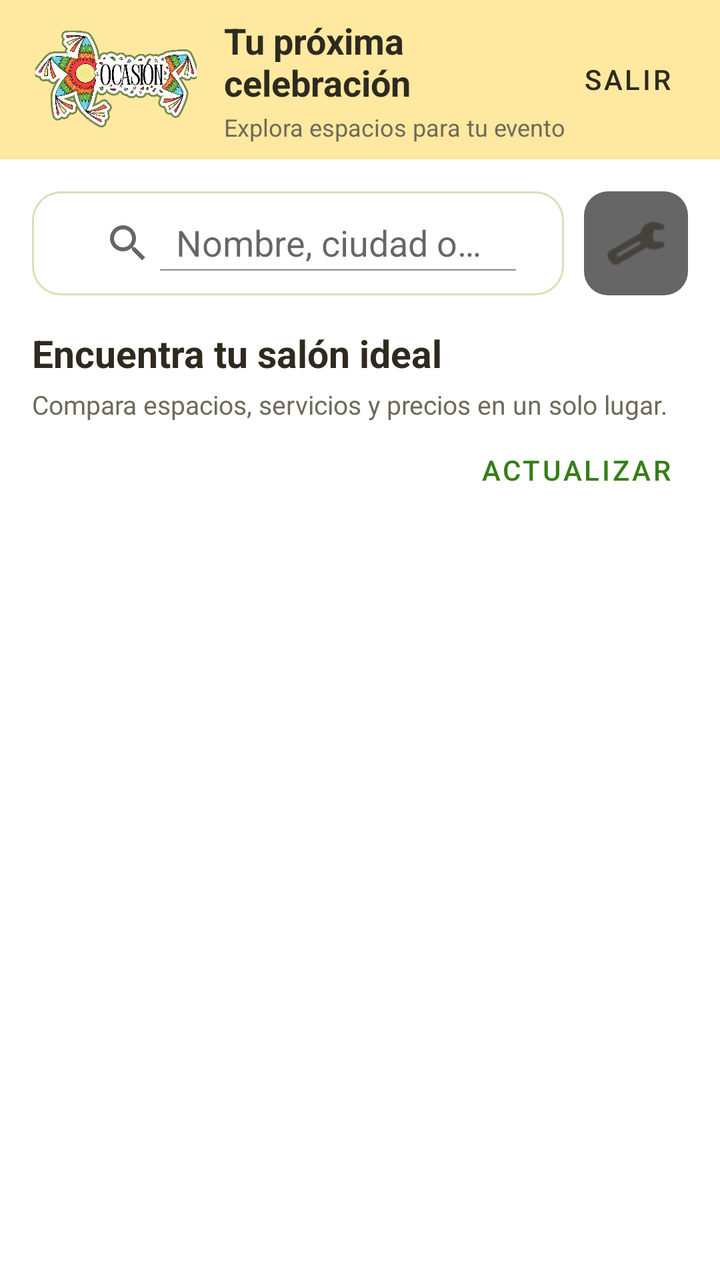
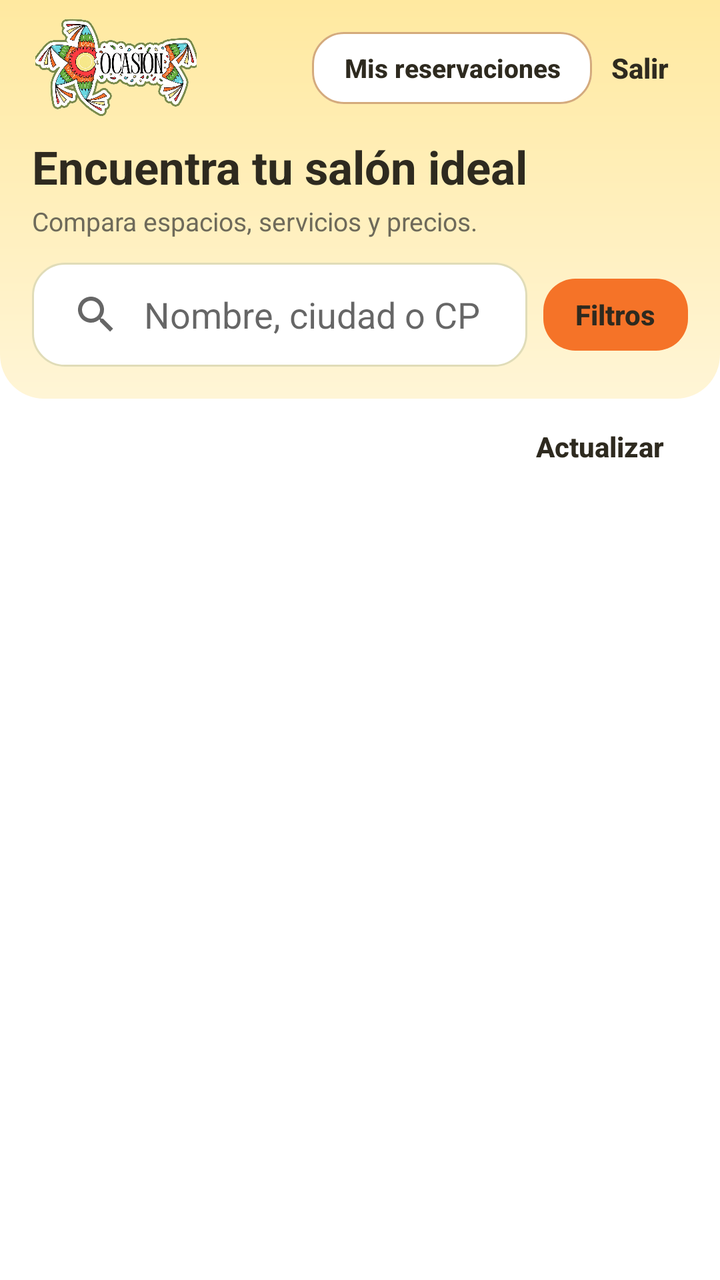

Before-and-after screenshots of an Android layout around one commit, followed by the original layout XML and the change that was made.
<!-- AndroidManifest.xml: application theme Theme.Ocasion_mobil_v2 -->
<!-- res/layout/cliente_menu_principal.xml -->
<?xml version="1.0" encoding="utf-8"?>
<LinearLayout
    xmlns:android="http://schemas.android.com/apk/res/android"
    xmlns:app="http://schemas.android.com/apk/res-auto"
    android:layout_width="match_parent"
    android:layout_height="match_parent"
    android:orientation="vertical"
    android:fitsSystemWindows="true"
    android:background="@color/bg_general">
    <LinearLayout
        android:layout_width="match_parent"
        android:layout_height="wrap_content"
        android:orientation="horizontal"
        android:gravity="center_vertical"
        android:paddingHorizontal="16dp"
        android:paddingVertical="8dp"
        android:background="@color/header_footer_light">
        <include
            layout="@layout/logo_barra_propietario" />
        <LinearLayout
            android:layout_width="0dp"
            android:layout_height="wrap_content"
            android:layout_weight="1"
            android:orientation="vertical"
            android:layout_marginStart="12dp">
            <TextView
                style="@style/ClienteTitulo"
                android:text="Tu próxima celebración"
                android:textSize="18sp" />
            <TextView
                style="@style/ClienteTexto"
                android:text="Explora espacios para tu evento"
                android:textSize="12sp"
                android:layout_marginTop="2dp" />
        </LinearLayout>
        <com.google.android.material.button.MaterialButton
            android:id="@+id/btnCerrarSesionCliente"
            style="@style/Widget.MaterialComponents.Button.TextButton"
            android:layout_width="wrap_content"
            android:layout_height="wrap_content"
            android:minWidth="48dp"
            android:text="Salir"
            android:contentDescription="Cerrar sesión"
            android:textColor="@color/texto_principal" />
    </LinearLayout>
    <LinearLayout
        android:layout_width="match_parent"
        android:layout_height="wrap_content"
        android:orientation="horizontal"
        android:paddingHorizontal="16dp"
        android:paddingTop="16dp"
        android:paddingBottom="8dp">
        <androidx.appcompat.widget.SearchView
            android:id="@+id/searchView"
            android:layout_width="0dp"
            android:layout_height="52dp"
            android:layout_weight="1"
            android:background="@drawable/bg_edittext"
            app:queryHint="Nombre, ciudad o código postal"
            app:iconifiedByDefault="false" />
        <ImageButton
            android:id="@+id/btnFiltros"
            android:layout_width="52dp"
            android:layout_height="52dp"
            android:layout_marginStart="10dp"
            android:padding="14dp"
            android:background="@drawable/bg_badge"
            android:src="@android:drawable/ic_menu_preferences"
            app:tint="@color/texto_principal"
            android:contentDescription="Abrir filtros de salones" />
    </LinearLayout>
    <LinearLayout
        android:layout_width="match_parent"
        android:layout_height="wrap_content"
        android:orientation="vertical"
        android:paddingHorizontal="16dp">
        <TextView
            android:id="@+id/tvTituloSalones"
            style="@style/ClienteTitulo"
            android:text="Encuentra tu salón ideal"
            android:layout_marginTop="8dp" />
        <TextView
            android:id="@+id/tvSubtituloSalones"
            style="@style/ClienteTexto"
            android:text="Compara espacios, servicios y precios en un solo lugar."
            android:textSize="13sp"
            android:layout_marginTop="4dp" />
        <LinearLayout
            android:layout_width="match_parent"
            android:layout_height="wrap_content"
            android:gravity="center_vertical">
            <TextView
                android:id="@+id/tvEstadoBusqueda"
                style="@style/ClienteTexto"
                android:layout_width="0dp"
                android:layout_weight="1"
                android:accessibilityLiveRegion="polite" />
            <com.google.android.material.button.MaterialButton
                android:id="@+id/btnActualizarSalones"
                style="@style/Widget.MaterialComponents.Button.TextButton"
                android:layout_width="wrap_content"
                android:layout_height="wrap_content"
                android:text="Actualizar"
                android:textColor="@color/verde_primario" />
        </LinearLayout>
        <com.google.android.material.button.MaterialButton
            android:id="@+id/btnLimpiarBusqueda"
            style="@style/Widget.MaterialComponents.Button.TextButton"
            android:layout_width="wrap_content"
            android:layout_height="wrap_content"
            android:text="Limpiar búsqueda y filtros"
            android:textColor="@color/verde_primario"
            android:visibility="gone" />
    </LinearLayout>
    
    <FrameLayout
        android:layout_width="match_parent"
        android:layout_height="0dp"
        android:layout_weight="1">
        <androidx.recyclerview.widget.RecyclerView
            android:id="@+id/rvSalonesCliente"
            android:layout_width="match_parent"
            android:layout_height="match_parent"
            android:paddingHorizontal="16dp"
            android:paddingTop="4dp"
            android:paddingBottom="16dp"
            android:clipToPadding="false"
            android:scrollbars="vertical" />
        <ProgressBar
            android:id="@+id/progressSalones"
            android:layout_width="40dp"
            android:layout_height="40dp"
            android:layout_gravity="center"
            android:indeterminateTint="@color/verde_primario"
            android:visibility="gone" />
        <LinearLayout
            android:id="@+id/emptyStateSalones"
            style="@style/ClienteSeccion"
            android:layout_width="match_parent"
            android:layout_height="wrap_content"
            android:layout_margin="20dp"
            android:layout_gravity="center"
            android:gravity="center"
            android:visibility="gone">
            <TextView
                android:layout_width="wrap_content"
                android:layout_height="wrap_content"
                android:text="⌕"
                android:textSize="48sp"
                android:textColor="@color/naranja_primario"
                android:importantForAccessibility="no" />
            <TextView
                android:id="@+id/tvEmptySalones"
                style="@style/ClienteTexto"
                android:gravity="center" />
            <com.google.android.material.button.MaterialButton
                android:id="@+id/btnReintentarSalones"
                style="@style/BotonOcasionPrincipal"
                android:layout_width="wrap_content"
                android:layout_height="wrap_content"
                android:layout_marginTop="12dp"
                android:text="Reintentar"
                android:visibility="gone" />
        </LinearLayout>
    </FrameLayout>
    <com.google.android.material.button.MaterialButton
        android:id="@+id/btnMasSalones"
        style="@style/BotonOcasionSecundario"
        android:layout_width="match_parent"
        android:layout_height="wrap_content"
        android:layout_marginHorizontal="16dp"
        android:layout_marginBottom="8dp"
        android:text="Cargar más salones"
        android:visibility="gone" />
</LinearLayout>
<!-- res/layout/logo_barra_propietario.xml (included above) -->
<?xml version="1.0" encoding="utf-8"?>
<ImageView xmlns:android="http://schemas.android.com/apk/res/android"
    android:layout_width="84dp"
    android:layout_height="52dp"
    android:contentDescription="Ocasión"
    android:scaleType="fitCenter"
    android:src="@drawable/logo2" />
<!-- resources referenced by this layout -->
<resources>
  <color name="bg_general">#FFFFFF</color>
  <color name="naranja_primario">#F57328</color>
  <color name="texto_principal">#2E2A1F</color>
  <color name="verde_primario">#367E18</color>
  <!-- drawable bg_badge (drawable) -->
  <?xml version="1.0" encoding="utf-8"?>
  <shape xmlns:android="http://schemas.android.com/apk/res/android">
      <solid android:color="#99000000" />
      <corners android:radius="12dp" />
  </shape>
  <!-- drawable bg_edittext (drawable) -->
  <?xml version="1.0" encoding="utf-8"?>
  <shape xmlns:android="http://schemas.android.com/apk/res/android"
      android:shape="rectangle">
  
      <solid android:color="@color/blanco" />
      <stroke
          android:width="1dp"
          android:color="@color/borde_input" />
      <corners android:radius="14dp" />
      <padding
          android:left="16dp"
          android:top="12dp"
          android:right="16dp"
          android:bottom="12dp" />
  </shape>
  <style name="BotonOcasionPrincipal" parent="Widget.MaterialComponents.Button">
          <item name="backgroundTint">@color/verde_primario</item>
          <item name="android:textColor">@color/blanco</item>
          <item name="android:textAllCaps">false</item>
          <item name="android:textStyle">bold</item>
          <item name="android:minHeight">48dp</item>
          <item name="cornerRadius">22dp</item>
      </style>
  <style name="BotonOcasionSecundario" parent="Widget.MaterialComponents.Button.OutlinedButton">
          <item name="backgroundTint">@color/blanco</item>
          <item name="strokeColor">@color/verde_primario</item>
          <item name="strokeWidth">1dp</item>
          <item name="android:textColor">@color/verde_primario</item>
          <item name="android:textAllCaps">false</item>
          <item name="android:minHeight">48dp</item>
          <item name="cornerRadius">22dp</item>
      </style>
  <style name="ClienteTexto" parent="">
          <item name="android:layout_width">match_parent</item>
          <item name="android:layout_height">wrap_content</item>
          <item name="android:layout_marginTop">8dp</item>
          <item name="android:textSize">14sp</item>
          <item name="android:lineSpacingExtra">3dp</item>
          <item name="android:textColor">@color/texto_secundario</item>
      </style>
  <style name="Theme.Ocasion_mobil_v2" parent="Theme.MaterialComponents.Light.NoActionBar">
          <item name="colorPrimary">@color/verde_primario</item>
          <item name="colorPrimaryVariant">@color/verde_primario</item>
          <item name="colorOnPrimary">@color/blanco</item>
          <item name="colorSecondary">@color/naranja_primario</item>
          <item name="colorOnSecondary">@color/texto_principal</item>
          <item name="colorAccent">@color/naranja_primario</item>
  
          
          <item name="colorPrimaryDark">@color/header_footer_dark</item>
          <item name="android:statusBarColor">@color/header_footer_dark</item>
          <item name="android:windowLightStatusBar">true</item>
          <item name="android:enforceStatusBarContrast">false</item>
      </style>
  <color name="blanco">#FFFFFF</color>
  <color name="borde_input">#E0DCB8</color>
  <color name="texto_secundario">#6E6A5A</color>
  <!-- unchanged entries left out for length: 6 -->
</resources>

<!-- the commit's change to res/layout/cliente_menu_principal.xml (unified diff, before → after) -->
@@ -10,81 +10,92 @@
     <LinearLayout
         android:layout_width="match_parent"
         android:layout_height="wrap_content"
-        android:orientation="horizontal"
-        android:gravity="center_vertical"
+        android:orientation="vertical"
         android:paddingHorizontal="16dp"
-        android:paddingVertical="8dp"
-        android:background="@color/header_footer_light">
-        <include
-            layout="@layout/logo_barra_propietario" />
+        android:paddingTop="8dp"
+        android:paddingBottom="16dp"
+        android:background="@drawable/bg_inicio_cliente">
+
         <LinearLayout
-            android:layout_width="0dp"
+            android:layout_width="match_parent"
             android:layout_height="wrap_content"
-            android:layout_weight="1"
-            android:orientation="vertical"
-            android:layout_marginStart="12dp">
-            <TextView
-                style="@style/ClienteTitulo"
-                android:text="Tu próxima celebración"
-                android:textSize="18sp" />
-            <TextView
-                style="@style/ClienteTexto"
-                android:text="Explora espacios para tu evento"
-                android:textSize="12sp"
-                android:layout_marginTop="2dp" />
+            android:gravity="center_vertical"
+            android:orientation="horizontal">
+
+            <include layout="@layout/logo_barra_propietario" />
+
+            <Space
+                android:layout_width="0dp"
+                android:layout_height="1dp"
+                android:layout_weight="1" />
+
+            <com.google.android.material.button.MaterialButton
+                android:id="@+id/btnMisReservacionesCliente"
+                style="@style/BotonOcasionSecundario"
+                android:layout_width="wrap_content"
+                android:layout_height="wrap_content"
+                android:text="Mis reservaciones"
+                android:textSize="13sp" />
+
+            <com.google.android.material.button.MaterialButton
+                android:id="@+id/btnCerrarSesionCliente"
+                style="@style/Widget.MaterialComponents.Button.TextButton"
+                android:layout_width="wrap_content"
+                android:layout_height="wrap_content"
+                android:minWidth="48dp"
+                android:minHeight="48dp"
+                android:text="Salir"
+                android:textAllCaps="false"
+                android:textColor="@color/texto_principal"
+                android:contentDescription="Cerrar sesión" />
         </LinearLayout>
-        <com.google.android.material.button.MaterialButton
-            android:id="@+id/btnCerrarSesionCliente"
-            style="@style/Widget.MaterialComponents.Button.TextButton"
-            android:layout_width="wrap_content"
+
+        <TextView
+            style="@style/ClienteTitulo"
+            android:layout_marginTop="8dp"
+            android:accessibilityHeading="true"
+            android:text="Encuentra tu salón ideal"
+            android:textSize="23sp" />
+
+        <TextView
+            style="@style/ClienteTexto"
+            android:layout_marginTop="3dp"
+            android:text="Compara espacios, servicios y precios."
+            android:textSize="13sp" />
+
+        <LinearLayout
+            android:layout_width="match_parent"
             android:layout_height="wrap_content"
-            android:minWidth="48dp"
-            android:text="Salir"
-            android:contentDescription="Cerrar sesión"
-            android:textColor="@color/texto_principal" />
+            android:layout_marginTop="12dp"
+            android:gravity="center_vertical"
+            android:orientation="horizontal">
+
+            <androidx.appcompat.widget.SearchView
+                android:id="@+id/searchView"
+                android:layout_width="0dp"
+                android:layout_height="52dp"
+                android:layout_weight="1"
+                android:background="@drawable/bg_buscador_cliente"
+                app:iconifiedByDefault="false"
+                app:queryBackground="@android:color/transparent"
+                app:queryHint="Nombre, ciudad o CP" />
+
+            <com.google.android.material.button.MaterialButton
+                android:id="@+id/btnFiltros"
+                style="@style/BotonOcasionPrincipal"
+                android:layout_width="wrap_content"
+                android:layout_height="wrap_content"
+                android:layout_marginStart="8dp"
+                android:minWidth="0dp"
+                android:text="Filtros" />
+        </LinearLayout>
     </LinearLayout>
-    <LinearLayout
-        android:layout_width="match_parent"
-        android:layout_height="wrap_content"
-        android:orientation="horizontal"
-        android:paddingHorizontal="16dp"
-        android:paddingTop="16dp"
-        android:paddingBottom="8dp">
-        <androidx.appcompat.widget.SearchView
-            android:id="@+id/searchView"
-            android:layout_width="0dp"
-            android:layout_height="52dp"
-            android:layout_weight="1"
-            android:background="@drawable/bg_edittext"
-            app:queryHint="Nombre, ciudad o código postal"
-            app:iconifiedByDefault="false" />
-        <ImageButton
-            android:id="@+id/btnFiltros"
-            android:layout_width="52dp"
-            android:layout_height="52dp"
-            android:layout_marginStart="10dp"
-            android:padding="14dp"
-            android:background="@drawable/bg_badge"
-            android:src="@android:drawable/ic_menu_preferences"
-            app:tint="@color/texto_principal"
-            android:contentDescription="Abrir filtros de salones" />
-    </LinearLayout>
+
     <LinearLayout
         android:layout_width="match_parent"
         android:layout_height="wrap_content"
         android:orientation="vertical"
         android:paddingHorizontal="16dp">
-        <TextView
-            android:id="@+id/tvTituloSalones"
-            style="@style/ClienteTitulo"
-            android:text="Encuentra tu salón ideal"
-            android:layout_marginTop="8dp" />
-        <TextView
-            android:id="@+id/tvSubtituloSalones"
-            style="@style/ClienteTexto"
-            android:text="Compara espacios, servicios y precios en un solo lugar."
-            android:textSize="13sp"
-            android:layout_marginTop="4dp" />
         <LinearLayout
             android:layout_width="match_parent"
             android:layout_height="wrap_content"
@@ -101,7 +112,7 @@
                 android:layout_width="wrap_content"
                 android:layout_height="wrap_content"
                 android:text="Actualizar"
-                android:textColor="@color/verde_primario" />
+                android:textColor="@color/boton_texto" />
         </LinearLayout>
         <com.google.android.material.button.MaterialButton
             android:id="@+id/btnLimpiarBusqueda"
@@ -109,7 +120,7 @@
             android:layout_width="wrap_content"
             android:layout_height="wrap_content"
             android:text="Limpiar búsqueda y filtros"
-            android:textColor="@color/verde_primario"
+            android:textColor="@color/boton_texto"
             android:visibility="gone" />
     </LinearLayout>
     
<!-- resource entries referenced after the edit -->
@@ -4,46 +4,51 @@
   <color name="naranja_primario">#F57328</color>
   <color name="texto_principal">#2E2A1F</color>
   <color name="verde_primario">#367E18</color>
-  <!-- drawable bg_badge (drawable) -->
+  <!-- drawable bg_buscador_cliente (drawable) -->
   <?xml version="1.0" encoding="utf-8"?>
   <shape xmlns:android="http://schemas.android.com/apk/res/android">
-      <solid android:color="#99000000" />
-      <corners android:radius="12dp" />
+      <solid android:color="@color/blanco" />
+      <stroke android:width="1dp" android:color="@color/borde_input" />
+      <corners android:radius="16dp" />
   </shape>
-  <!-- drawable bg_edittext (drawable) -->
+  <!-- drawable bg_inicio_cliente (drawable) -->
   <?xml version="1.0" encoding="utf-8"?>
-  <shape xmlns:android="http://schemas.android.com/apk/res/android"
-      android:shape="rectangle">
-  
-      <solid android:color="@color/blanco" />
-      <stroke
-          android:width="1dp"
-          android:color="@color/borde_input" />
-      <corners android:radius="14dp" />
-      <padding
-          android:left="16dp"
-          android:top="12dp"
-          android:right="16dp"
-          android:bottom="12dp" />
+  <shape xmlns:android="http://schemas.android.com/apk/res/android">
+      <gradient
+          android:angle="270"
+          android:startColor="@color/header_footer_light"
+          android:endColor="@color/reserva_superficie_destacada" />
+      <corners android:bottomLeftRadius="22dp" android:bottomRightRadius="22dp" />
   </shape>
   <style name="BotonOcasionPrincipal" parent="Widget.MaterialComponents.Button">
-          <item name="backgroundTint">@color/verde_primario</item>
-          <item name="android:textColor">@color/blanco</item>
+          <item name="backgroundTint">@color/boton_principal_fondo</item>
+          <item name="android:textColor">@color/boton_texto</item>
           <item name="android:textAllCaps">false</item>
           <item name="android:textStyle">bold</item>
           <item name="android:minHeight">48dp</item>
-          <item name="cornerRadius">22dp</item>
+          <item name="cornerRadius">16dp</item>
+          <item name="android:letterSpacing">0</item>
+          <item name="android:stateListAnimator">@null</item>
+          <item name="elevation">0dp</item>
+          <item name="rippleColor">#242E2A1F</item>
       </style>
   <style name="BotonOcasionSecundario" parent="Widget.MaterialComponents.Button.OutlinedButton">
           <item name="backgroundTint">@color/blanco</item>
-          <item name="strokeColor">@color/verde_primario</item>
+          <item name="strokeColor">@color/boton_secundario_borde</item>
           <item name="strokeWidth">1dp</item>
-          <item name="android:textColor">@color/verde_primario</item>
+          <item name="android:textColor">@color/boton_texto</item>
           <item name="android:textAllCaps">false</item>
           <item name="android:minHeight">48dp</item>
-          <item name="cornerRadius">22dp</item>
+          <item name="cornerRadius">16dp</item>
+          <item name="android:textStyle">bold</item>
+          <item name="android:letterSpacing">0</item>
+          <item name="android:stateListAnimator">@null</item>
+          <item name="elevation">0dp</item>
+          <item name="rippleColor">#24F57328</item>
       </style>
   <style name="ClienteTexto" parent="">
+          <item name="android:layout_width">match_parent</item>
+          <item name="android:layout_height">wrap_content</item>
           <item name="android:layout_width">match_parent</item>
           <item name="android:layout_height">wrap_content</item>
           <item name="android:layout_marginTop">8dp</item>
@@ -52,6 +57,8 @@
           <item name="android:textColor">@color/texto_secundario</item>
       </style>
   <style name="Theme.Ocasion_mobil_v2" parent="Theme.MaterialComponents.Light.NoActionBar">
+          <item name="materialButtonStyle">@style/BotonOcasionPrincipal</item>
+          <item name="materialButtonOutlinedStyle">@style/BotonOcasionSecundario</item>
           <item name="colorPrimary">@color/verde_primario</item>
           <item name="colorPrimaryVariant">@color/verde_primario</item>
           <item name="colorOnPrimary">@color/blanco</item>
@@ -67,6 +74,7 @@
       </style>
   <color name="blanco">#FFFFFF</color>
   <color name="borde_input">#E0DCB8</color>
+  <color name="reserva_superficie_destacada">#FFF5D6</color>
   <color name="texto_secundario">#6E6A5A</color>
   <!-- unchanged entries left out for length: 6 -->
 </resources>
